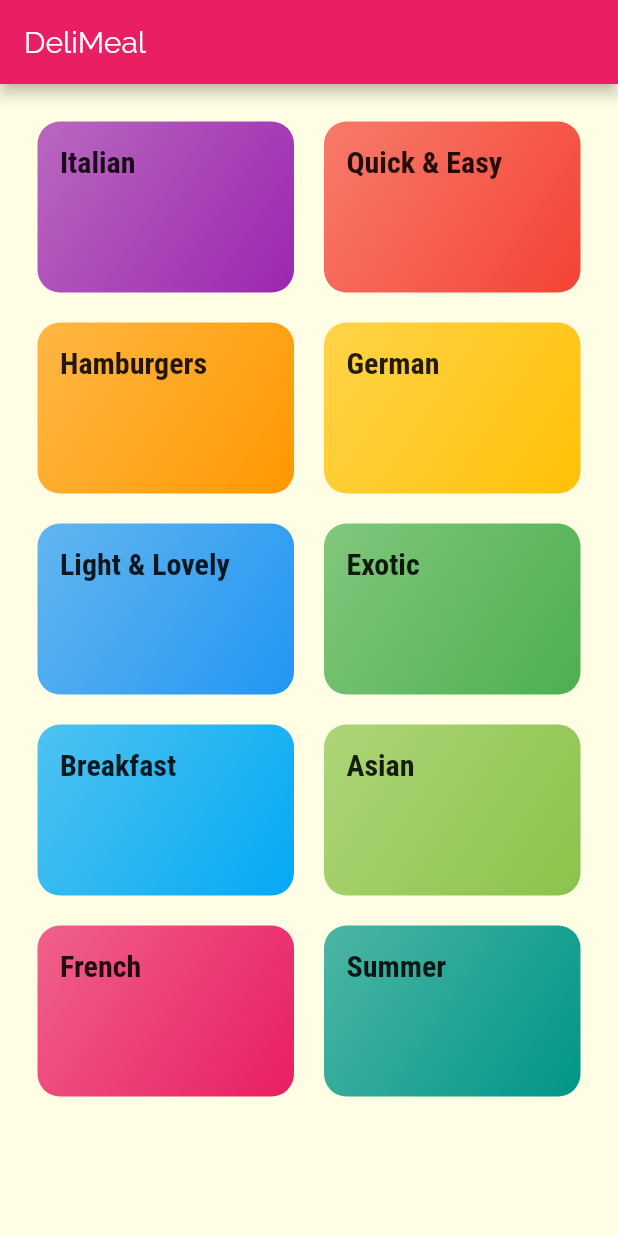
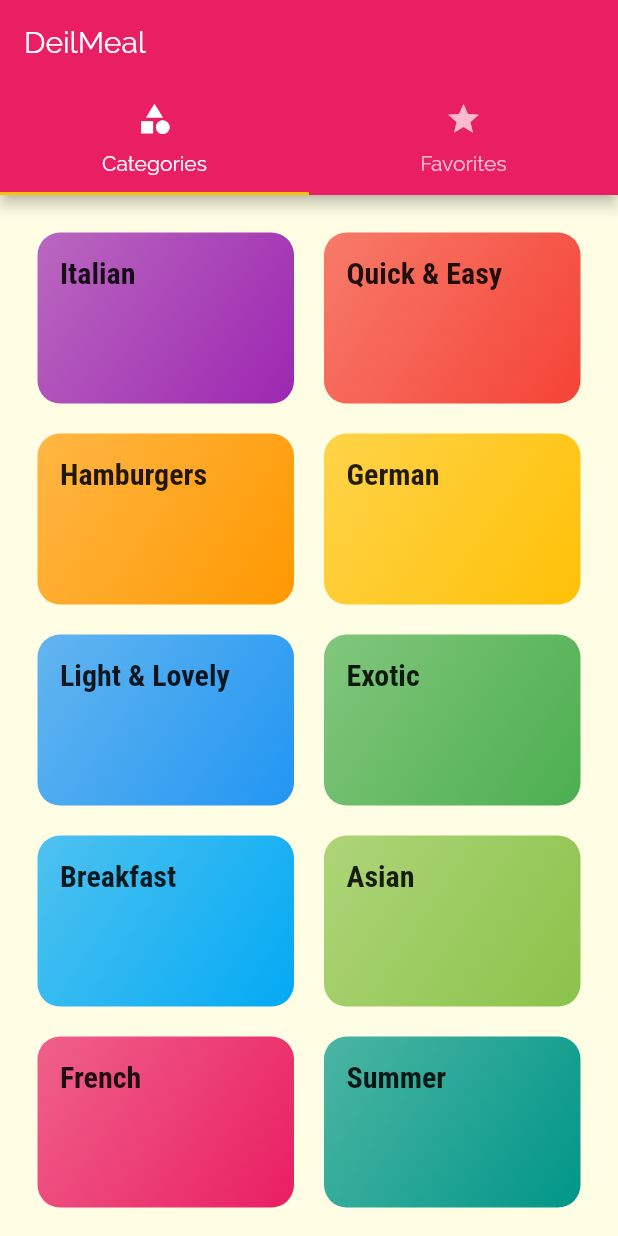
Before and after one commit to sahilmob/fluuter-course-deli-meals, a Flutter app: the screen it shows after launch, on a phone screen of 412 x 824 dp. Run offline on Flutter 3.47's test engine with Material 2 defaults, Android fonts, the phone set to English and light mode, and no system bars.

Commit message:
create top bar tabs

```diff
--- a/lib/main.dart
+++ b/lib/main.dart
@@ -1,6 +1,7 @@
 import 'package:deli_meals/screens/categories_screen.dart';
 import 'package:deli_meals/screens/category_meals_screen.dart';
 import 'package:deli_meals/screens/meal_details_screen.dart';
+import 'package:deli_meals/screens/tabs_screen.dart';
 import 'package:flutter/material.dart';
 
 void main() => runApp(MyApp());
@@ -30,7 +31,7 @@ class MyApp extends StatelessWidget {
               ),
             ),
       ),
-      home: CategoriesScreen(),
+      home: TabsScreen(),
       routes: {
         CategoryMealsScreen.routeName: (ctx) => CategoryMealsScreen(),
         MealDetailsScreen.routeName: (ctx) => MealDetailsScreen()
--- a/lib/screens/categories_screen.dart
+++ b/lib/screens/categories_screen.dart
@@ -6,11 +6,7 @@ import "../dummy_data.dart";
 class CategoriesScreen extends StatelessWidget {
   @override
   Widget build(BuildContext context) {
-    return Scaffold(
-      appBar: AppBar(
-        title: const Text("DeliMeal"),
-      ),
-      body: GridView(
+    return GridView(
       padding: EdgeInsets.all(25),
       children: DUMMY_CATEGORIES
           .map(
@@ -27,7 +23,6 @@ class CategoriesScreen extends StatelessWidget {
         crossAxisSpacing: 20,
         mainAxisSpacing: 20,
       ),
-      ),
     );
   }
 }
--- /dev/null
+++ b/lib/screens/favorites_screen.dart
@@ -0,0 +1,10 @@
+import "package:flutter/material.dart";
+
+class FavoritesScreen extends StatelessWidget {
+  @override
+  Widget build(BuildContext context) {
+    return Center(
+      child: Text("Favorites screen"),
+    );
+  }
+}
--- /dev/null
+++ b/lib/screens/tabs_screen.dart
@@ -0,0 +1,40 @@
+import 'package:deli_meals/screens/categories_screen.dart';
+import 'package:deli_meals/screens/favorites_screen.dart';
+import "package:flutter/material.dart";
+
+class TabsScreen extends StatefulWidget {
+  @override
+  _TabsScreenState createState() => _TabsScreenState();
+}
+
+class _TabsScreenState extends State<TabsScreen> {
+  @override
+  Widget build(BuildContext context) {
+    return DefaultTabController(
+      length: 2,
+      child: Scaffold(
+        appBar: AppBar(
+          title: Text("DeilMeal"),
+          bottom: TabBar(
+            tabs: <Widget>[
+              Tab(
+                icon: Icon(Icons.category),
+                text: "Categories",
+              ),
+              Tab(
+                icon: Icon(Icons.star),
+                text: ("Favorites"),
+              )
+            ],
+          ),
+        ),
+        body: TabBarView(
+          children: <Widget>[
+            CategoriesScreen(),
+            FavoritesScreen(),
+          ],
+        ),
+      ),
+    );
+  }
+}
```
Lines whose indentation alone changed are shown as unchanged.
